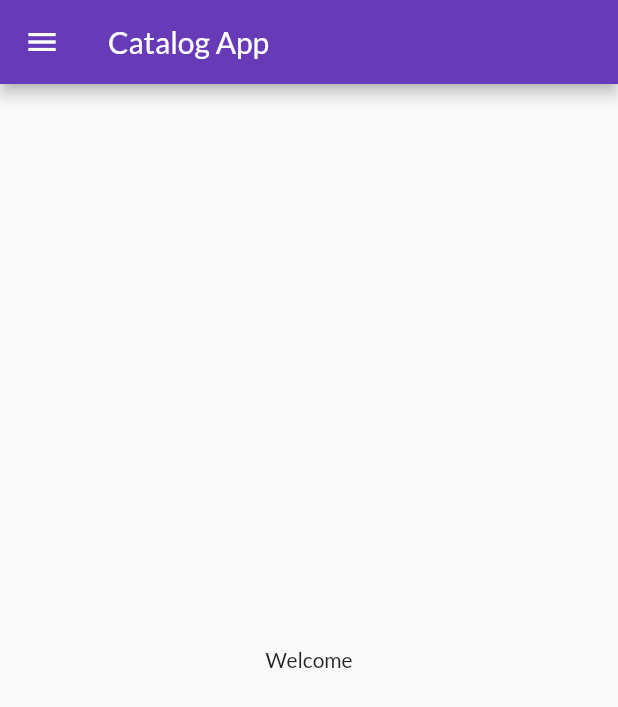
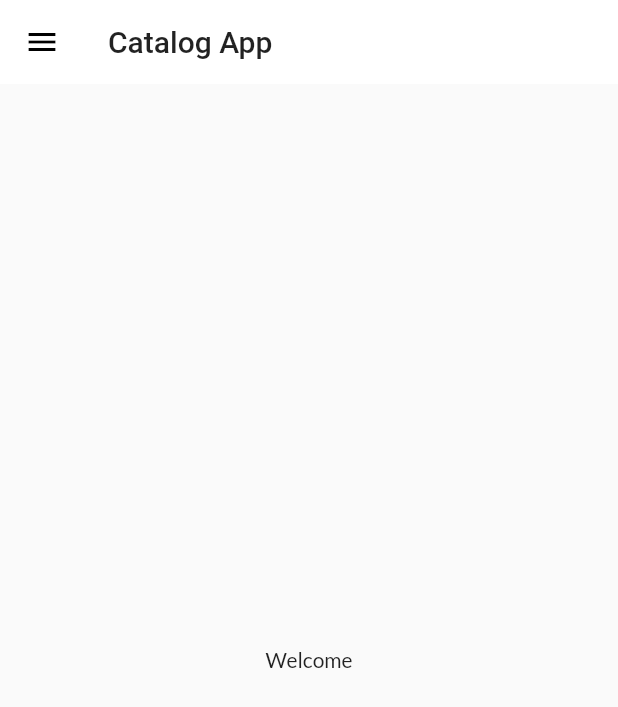
Before and after one commit to raj-610/catalogApp, a Flutter app: the screen it shows after launch, on a phone screen of 412 x 824 dp. Shown: the top 707 px of the screen. Run offline on Flutter 3.47's test engine with Material 2 defaults, Android fonts, the phone set to English and light mode, and no system bars; our stand-ins replace google_fonts.

Commit message:
theme extracted

```diff
--- a/lib/main.dart
+++ b/lib/main.dart
@@ -1,6 +1,6 @@
 import 'package:flutter/material.dart';
+import 'package:flutter_application_1/widgets/theme.dart';
 import 'utils/routes.dart';
-import 'package:google_fonts/google_fonts.dart';
 import 'pages/home_page.dart';
 import 'pages/login_page.dart';
 
@@ -15,17 +15,14 @@ class MyApp extends StatelessWidget {
   Widget build(BuildContext context) {
     return MaterialApp(
       themeMode: ThemeMode.light,
-      theme: ThemeData(
-      primarySwatch: Colors.deepPurple,
-      fontFamily: GoogleFonts.lato().fontFamily,
-      ),
+      theme: MyTheme.lightTheme(context),
+      darkTheme: MyTheme.DarkTheme(context),
       debugShowCheckedModeBanner: false,
-      darkTheme: ThemeData(brightness: Brightness.dark),
       routes: {
-        "/":(context) => HomePage(),
-        MyRoutes.homeRoute:(context) => HomePage(),
-        MyRoutes.loginRoute:(context) => LoginPage(),
-      }
+        "/": (context) => HomePage(),
+        MyRoutes.homeRoute: (context) => HomePage(),
+        MyRoutes.loginRoute: (context) => LoginPage(),
+      },
     );
   }
 }
--- a/lib/pages/login_page.dart
+++ b/lib/pages/login_page.dart
@@ -25,6 +25,7 @@ class _LoginPageState extends State<LoginPage> {
       });
     }
   }
+
   @override
   Widget build(BuildContext context) {
     return Material(
--- /dev/null
+++ b/lib/widgets/theme.dart
@@ -0,0 +1,19 @@
+import 'package:flutter/material.dart';
+import 'package:google_fonts/google_fonts.dart';
+
+class MyTheme {
+  static ThemeData lightTheme(BuildContext context) => ThemeData(
+        primarySwatch: Colors.deepPurple,
+        fontFamily: GoogleFonts.lato().fontFamily,
+        appBarTheme: AppBarTheme(
+          color: Colors.white,
+          elevation: 0.0,
+          iconTheme: IconThemeData(color: Colors.black),
+          titleTextStyle: Theme.of(context).textTheme.titleLarge,
+        ),
+      );
+
+  static ThemeData DarkTheme(BuildContext context) => ThemeData(
+        brightness: Brightness.dark,
+      );
+}
```
Also changed, not shown: lib/pages/home_page.dart (indentation only), lib/utils/routes.dart (line endings or trailing spaces), lib/widgets/drawer.dart (line endings or trailing spaces). Lines whose indentation alone changed are shown as unchanged.
